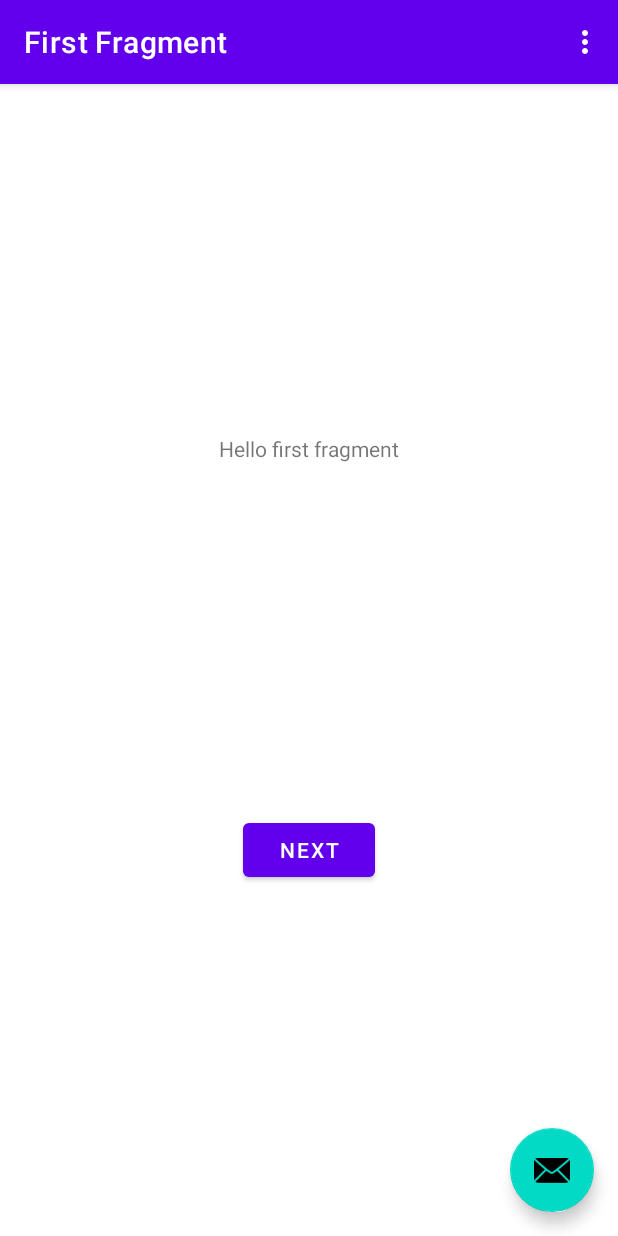
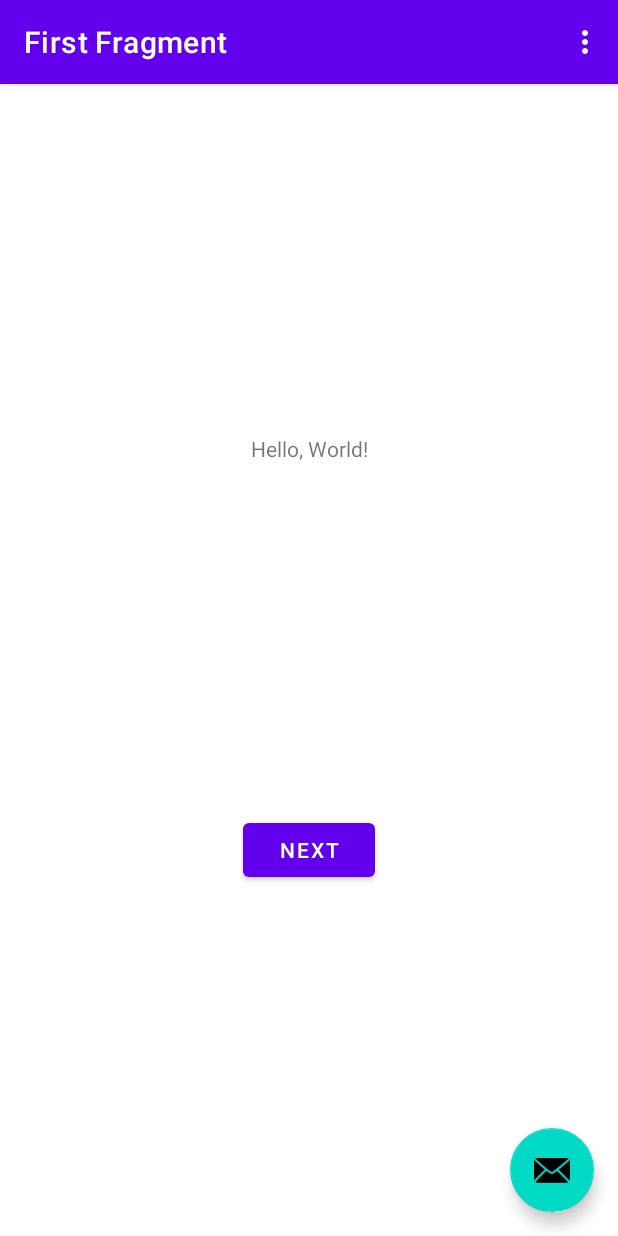
Before and after one commit to Zin4759/HelloWorld, an Android app: the screen it shows after launch (MainActivity), on a phone screen of 412 x 824 dp. Run offline under Robolectric (Android 15) with nearby library versions, the phone set to English and light mode, and no system bars; our stand-ins replace navigation-ui.

Commit message:
Print HelloWorld!

```diff
--- a/app/src/main/res/layout/fragment_first.xml
+++ b/app/src/main/res/layout/fragment_first.xml
@@ -10,7 +10,7 @@
         android:id="@+id/textview_first"
         android:layout_width="wrap_content"
         android:layout_height="wrap_content"
-        android:text="@string/hello_first_fragment"
+        android:text="@string/HelloWorldString"
         app:layout_constraintBottom_toTopOf="@id/button_first"
         app:layout_constraintEnd_toEndOf="parent"
         app:layout_constraintStart_toStartOf="parent"
--- a/app/src/main/res/values/strings.xml
+++ b/app/src/main/res/values/strings.xml
@@ -8,5 +8,6 @@
     <string name="previous">Previous</string>
 
     <string name="hello_first_fragment">Hello first fragment</string>
+    <string name="HelloWorldString">Hello, World!</string>
     <string name="hello_second_fragment">Hello second fragment. Arg: %1$s</string>
 </resources>
```
